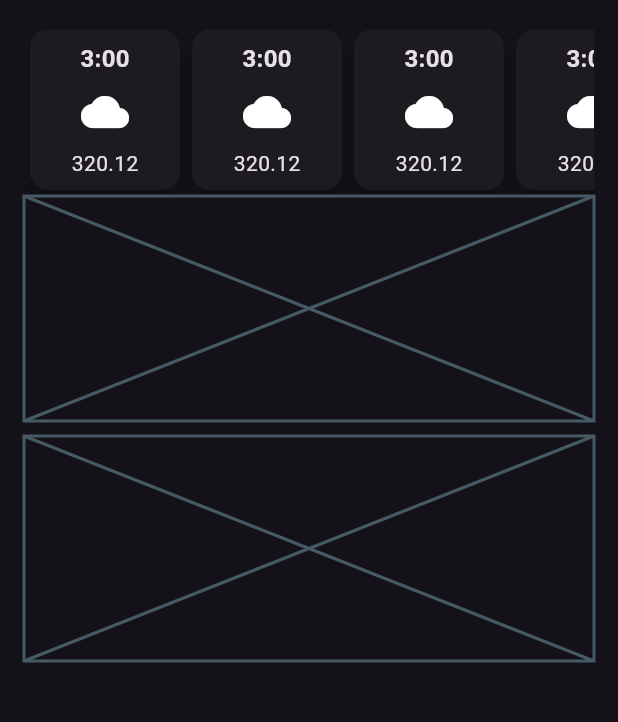
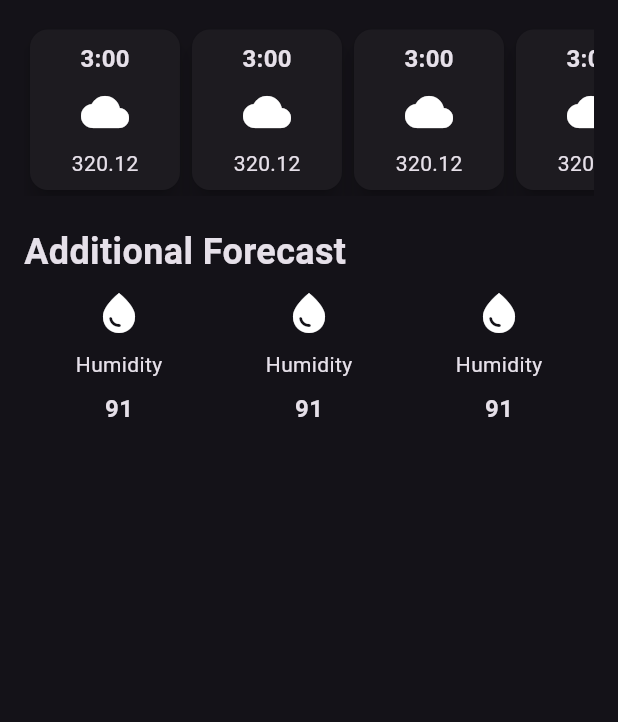
Before and after one commit to jhaykayy/weather_app, a Flutter app: the screen it shows after launch, on a phone screen of 412 x 824 dp, the part 491-1213 px from its top. Run offline on Flutter 3.47's test engine with Material 3 defaults, Android fonts, the phone set to English and light mode, and no system bars.

Commit message:
did the additional forecast UI of the app

```diff
--- /dev/null
+++ b/lib/additional_info_item.dart
@@ -0,0 +1,33 @@
+import 'package:flutter/material.dart';
+
+class AdditionalInfoItem extends StatelessWidget {
+  const AdditionalInfoItem({
+    super.key,
+  });
+
+  @override
+  Widget build(BuildContext context) {
+    return const Column(
+      children: [
+        Icon(
+          Icons.water_drop,
+          size: 32,
+        ),
+         SizedBox(
+          height: 8,
+        ),
+        Text("Humidity"),
+         SizedBox(
+          height: 8,
+        ),
+        Text(
+          "91",
+          style: TextStyle(
+            fontSize: 16,
+            fontWeight: FontWeight.bold,
+          ),
+        )
+      ],
+    );
+  }
+}
--- /dev/null
+++ b/lib/hourly_forecast_item.dart
@@ -0,0 +1,43 @@
+import 'package:flutter/material.dart';
+
+class HourlyForecastItem extends StatelessWidget {
+  const HourlyForecastItem({super.key});
+
+  @override
+  Widget build(BuildContext context) {
+    return Card(
+      elevation: 6,
+      child: Container(
+        width: 100,
+        decoration: BoxDecoration(
+          borderRadius: BorderRadius.circular(20),
+        ),
+        padding: const EdgeInsets.all(8.0),
+        child: const Column(
+          children: [
+            Text(
+              "3:00",
+              style: TextStyle(
+                fontSize: 16,
+                fontWeight: FontWeight.bold,
+              ),
+            ),
+            SizedBox(
+              height: 8,
+            ),
+            Icon(
+              Icons.cloud,
+              size: 32,
+            ),
+            SizedBox(
+              height: 8,
+            ),
+            Text(
+              "320.12",
+            ),
+          ],
+        ),
+      ),
+    );
+  }
+}
--- a/lib/weather_screen.dart.dart
+++ b/lib/weather_screen.dart.dart
@@ -1,4 +1,6 @@
 import 'package:flutter/material.dart';
+import 'package:weather_app/additional_info_item.dart';
+import 'package:weather_app/hourly_forecast_item.dart';
 
 class WeatherScreen extends StatelessWidget {
   const WeatherScreen({super.key});
@@ -78,7 +80,7 @@ class WeatherScreen extends StatelessWidget {
             const SizedBox(
               height: 16,
             ),
-            SingleChildScrollView(
+            const SingleChildScrollView(
               scrollDirection: Axis.horizontal,
               child: Row(
                 children: [
@@ -90,56 +92,23 @@ class WeatherScreen extends StatelessWidget {
                 ],
               ),
             ),
-            const Placeholder(
-              fallbackHeight: 150,
+            const SizedBox(
+              height: 20,
+            ),
+            const Text(
+              "Additional Forecast",
+              style: TextStyle(fontSize: 24, fontWeight: FontWeight.bold),
             ),
             const SizedBox(
-              height: 10,
-            ),
-            const Placeholder(
-              fallbackHeight: 150,
-            )
-          ],
-        ),
-      ),
-    );
-  }
-}
-
-class HourlyForecastItem extends StatelessWidget {
-  const HourlyForecastItem({super.key});
-
-  @override
-  Widget build(BuildContext context) {
-    return Card(
-      elevation: 6,
-      child: Container(
-        width: 100,
-        decoration: BoxDecoration(
-          borderRadius: BorderRadius.circular(20),
-        ),
-        padding: const EdgeInsets.all(8.0),
-        child: const Column(
-          children: [
-            Text(
-              "3:00",
-              style: TextStyle(
-                fontSize: 16,
-                fontWeight: FontWeight.bold,
-              ),
-            ),
-            SizedBox(
               height: 8,
             ),
-            Icon(
-              Icons.cloud,
-              size: 32,
-            ),
-            SizedBox(
-              height: 8,
-            ),
-            Text(
-              "320.12",
+            const Row(
+              mainAxisAlignment: MainAxisAlignment.spaceAround,
+              children: [
+                AdditionalInfoItem(),
+                AdditionalInfoItem(),
+                AdditionalInfoItem(),
+              ],
             ),
           ],
         ),
```
